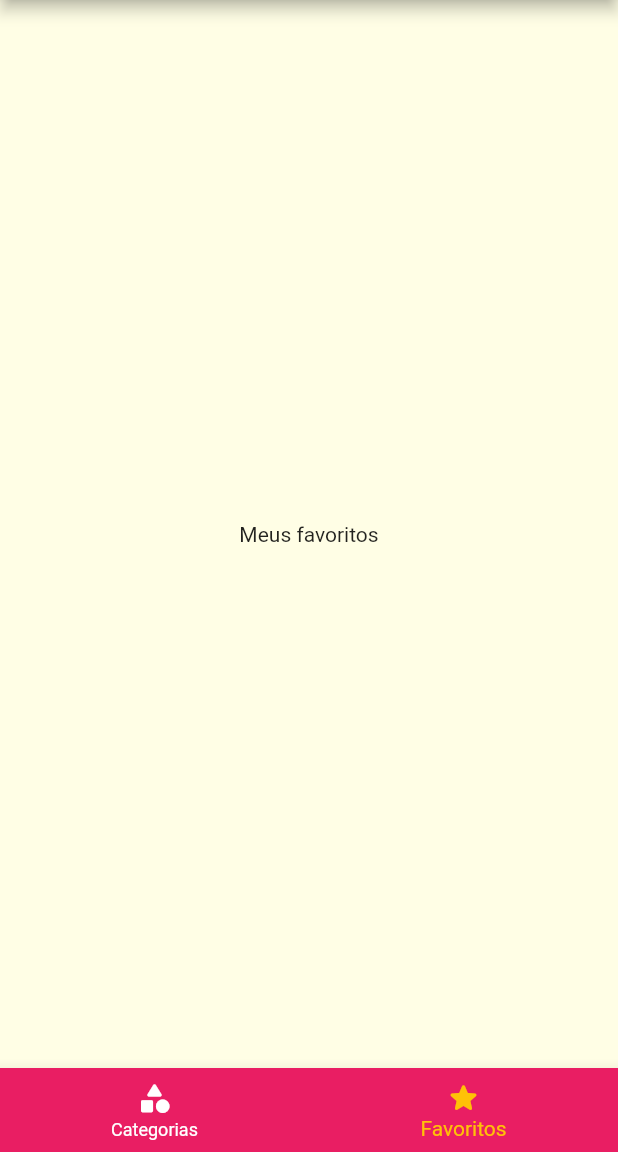
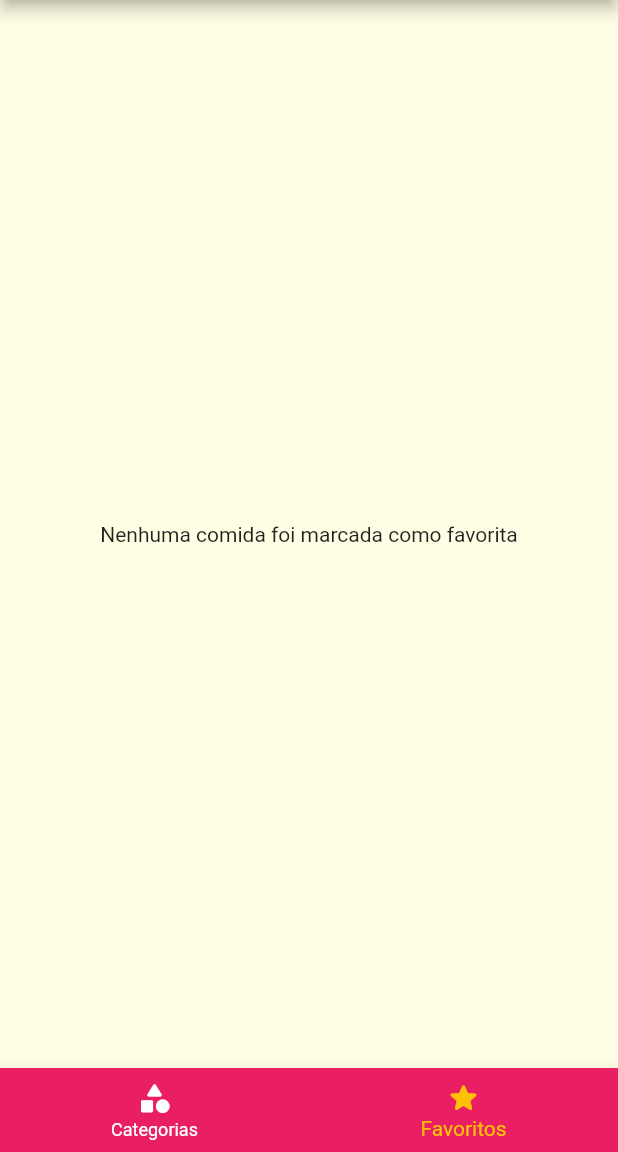
Before and after one commit to SrAlbuquerque/Meals, a Flutter app: the screen it shows after launch, item 2 of the bottom bar chosen, on a phone screen of 412 x 824 dp, the part 84-1236 px from its top. Run offline on Flutter 3.47's test engine with Material 2 defaults, Android fonts, the phone set to English and light mode, and no system bars.

Commit message:
Favoritos implementado

```diff
--- a/lib/main.dart
+++ b/lib/main.dart
@@ -20,9 +20,11 @@ class MyApp extends StatefulWidget {
 class _MyAppState extends State<MyApp> {
   List<Meal> _availableMeals = DUMMY_MEALS;
   Settings settings = Settings();
+  List<Meal> _favoriteMeals = [];
 
   void _filterMeals(Settings settings) {
-    setState(() {
+    setState(
+      () {
         this.settings = settings;
 
         _availableMeals = DUMMY_MEALS.where((meal) {
@@ -36,7 +38,22 @@ class _MyAppState extends State<MyApp> {
               !filterVegan &&
               !filterVegetarian;
         }).toList();
-    });
+      },
+    );
+  }
+
+  void _toggleFavorite(Meal meal) {
+    setState(
+      () {
+        _favoriteMeals.contains(meal)
+            ? _favoriteMeals.remove(meal)
+            : _favoriteMeals.add(meal);
+      },
+    );
+  }
+
+  bool _isfavorite(Meal meal) {
+    return _favoriteMeals.contains(meal);
   }
 
   @override
@@ -55,10 +72,11 @@ class _MyAppState extends State<MyApp> {
       ),
       // As rotas das páginas
       routes: {
-        AppRoutes.HOME: (ctx) => TabsScreen(),
+        AppRoutes.HOME: (ctx) => TabsScreen(_favoriteMeals),
         AppRoutes.CATEGORIES_MEALS: (ctx) =>
             CategoriesMealsScreen(_availableMeals),
-        AppRoutes.MEAL_DETAIL: (ctx) => MealDetailScreen(),
+        AppRoutes.MEAL_DETAIL: (ctx) =>
+            MealDetailScreen(_toggleFavorite, _isfavorite),
         AppRoutes.SETTINGS: (ctx) => SettingsScreen(_filterMeals, settings),
       },
     );
--- a/lib/screens/favorite_screen.dart
+++ b/lib/screens/favorite_screen.dart
@@ -1,10 +1,29 @@
 import 'package:flutter/material.dart';
+import 'package:meals/components/meal_item.dart';
+import 'package:meals/models/meal.dart';
 
 class FavoriteScreen extends StatelessWidget {
+  final List<Meal> favoriteMeals;
+
+  const FavoriteScreen(
+    this.favoriteMeals,
+  );
+
   @override
   Widget build(BuildContext context) {
-    return Center(
-      child: Text('Meus favoritos'),
-    );
+    if (favoriteMeals.isEmpty) {
+      return Center(
+        child: Text('Nenhuma comida foi marcada como favorita'),
+      );
+    } else {
+      return ListView.builder(
+        itemCount: favoriteMeals.length,
+        itemBuilder: (ctx, index) {
+          return MealItem(
+            favoriteMeals[index],
+          );
+        },
+      );
+    }
   }
 }
--- a/lib/screens/tabs_screen.dart
+++ b/lib/screens/tabs_screen.dart
@@ -1,19 +1,38 @@
 import 'package:flutter/material.dart';
+import 'package:meals/models/meal.dart';
 import 'categories_screen.dart';
 import 'favorite_screen.dart';
 import '../components/main_drawer.dart';
 
 class TabsScreen extends StatefulWidget {
+  final List<Meal> favoriteMeals;
+
+  const TabsScreen(
+    this.favoriteMeals,
+  );
+
   @override
   _TabsScreenState createState() => _TabsScreenState();
 }
 
 class _TabsScreenState extends State<TabsScreen> {
   int _selectedScreenIndex = 0;
-  final List<Map<String, Object>> _screens = [
-    {'title': 'Lista de Categorias', 'screen': CategoriesScreen()},
-    {'title': 'Meus Favoritos', 'screen': FavoriteScreen()},
-  ];
+  late List<Map<String, Object>> _screens;
+
+  @override
+  void initState() {
+    super.initState();
+    _screens = [
+      {
+        'title': 'Lista de Categorias',
+        'screen': CategoriesScreen(),
+      },
+      {
+        'title': 'Meus Favoritos',
+        'screen': FavoriteScreen(widget.favoriteMeals)
+      },
+    ];
+  }
 
   _selectScreen(int index) {
     setState(
```
Also changed, not shown: lib/screens/meal_detail_screen.dart (+12 -2 lines). Lines whose indentation alone changed are shown as unchanged.
